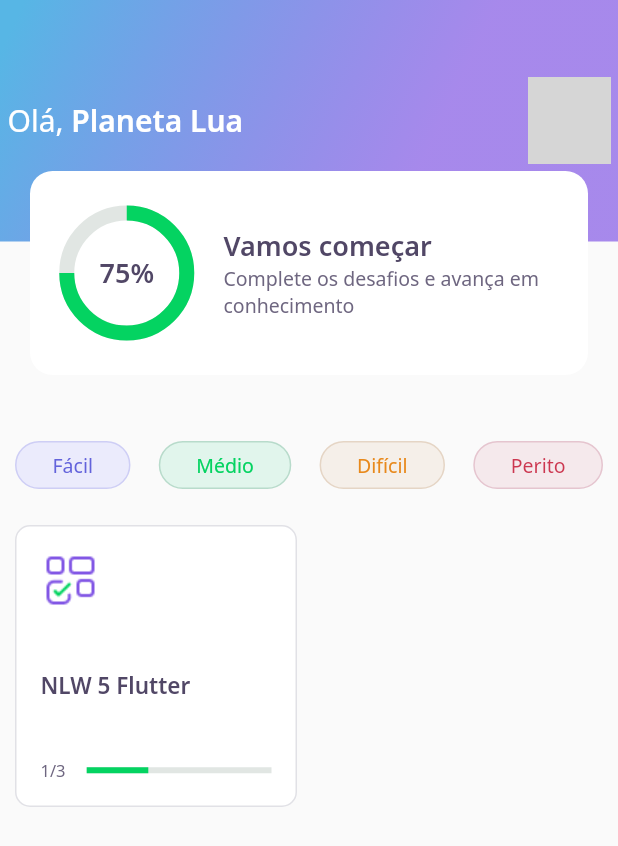
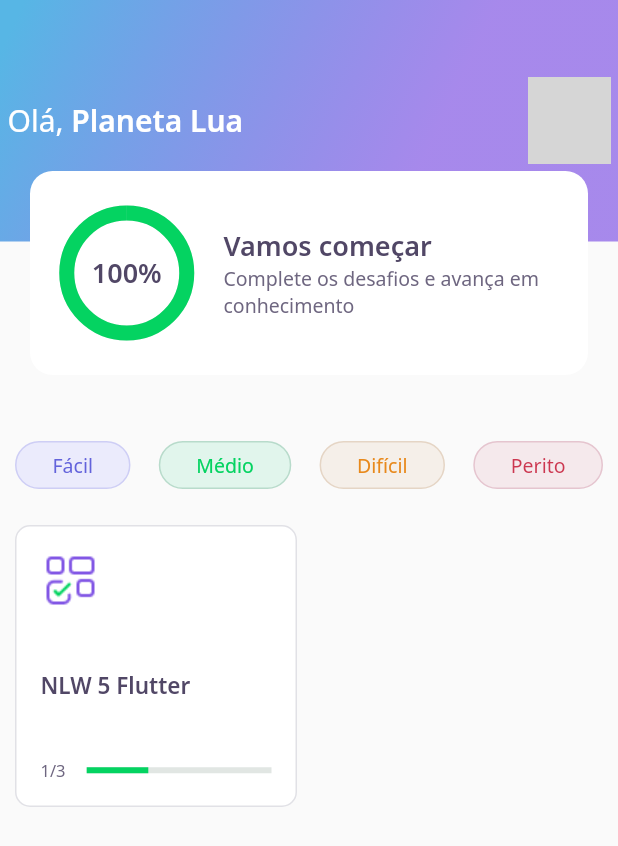
Before and after one commit to CakonChan/rocketnlw, a Flutter app: the screen it shows after launch, on a phone screen of 412 x 824 dp. Shown: the top 846 px of the screen. Run offline on Flutter 3.47's test engine with Material 2 defaults, Android fonts, the phone set to English and light mode, and no system bars; our stand-ins replace google_fonts, share_plus; accounts and stored records are empty; network calls fail; grey boxes are pictures that could not be loaded.

Commit message:
novas linhas para inserir animação

```diff
--- a/assets/database/user.json
+++ b/assets/database/user.json
@@ -1,5 +1,5 @@
 {
   "name": "Planeta Lua",
-  "score": 75,
+  "score": 100,
   "photoUrl": "https://www.noao.edu/image_gallery/images/d3/FullMoonx.jpg"
 }
--- a/lib/home/widgets/appbar/app_bar_widget.dart
+++ b/lib/home/widgets/appbar/app_bar_widget.dart
@@ -60,7 +60,9 @@ class AppBarWidget extends PreferredSize {
                     ],
                   ),
                 ),
-                Align(alignment: Alignment(0.0, 1.0), child: ScoreCardWidget()),
+                Align(alignment: Alignment(0.0, 1.0), child: ScoreCardWidget(
+                  percent: user.score/100,
+                )),
               ],
             ),
           ),
--- a/lib/home/widgets/chart/chart_widget.dart
+++ b/lib/home/widgets/chart/chart_widget.dart
@@ -2,15 +2,41 @@ import 'package:flutter/material.dart';
 import 'package:rocketnlw/core/app_colors.dart';
 import 'package:rocketnlw/core/app_text_styles.dart';
 
-class ChartWidget extends StatelessWidget {
-  const ChartWidget({Key? key}) : super(key: key);
+class ChartWidget extends StatefulWidget {
+  final double percent;
+
+  const ChartWidget({Key? key, required this.percent}) : super(key: key);
+
+  @override
+  _ChartWidgetState createState() => _ChartWidgetState();
+}
+
+class _ChartWidgetState extends State<ChartWidget>
+    with SingleTickerProviderStateMixin {
+  late AnimationController _controller;
+  late Animation<double> _animation;
+
+  void _initAnimation() {
+    _controller =
+        AnimationController(vsync: this, duration: Duration(seconds: 3));
+    _animation = Tween(begin: 0.0, end: widget.percent).animate(_controller);
+    _controller.forward();
+  }
+
+  @override
+  void initState() {
+    _initAnimation();
+    super.initState();
+  }
 
   @override
   Widget build(BuildContext context) {
     return Container(
       height: 80,
       width: 80,
-      child: Stack(
+      child: AnimatedBuilder(
+        animation: _animation,
+        builder: (context, _) => Stack(
           children: [
             Center(
               child: Container(
@@ -18,7 +44,7 @@ class ChartWidget extends StatelessWidget {
                 height: 80,
                 child: CircularProgressIndicator(
                   strokeWidth: 10,
-                value: .75,
+                  value: _animation.value,
                   backgroundColor: AppColors.chartSecondary,
                   valueColor:
                       AlwaysStoppedAnimation<Color>(AppColors.chartPrimary),
@@ -27,12 +53,13 @@ class ChartWidget extends StatelessWidget {
             ),
             Center(
               child: Text(
-              '75%',
+                '${(_animation.value * 100).toInt()}%',
                 style: AppTextStyles.heading,
               ),
             ),
           ],
         ),
+      ),
     );
   }
 }
--- a/lib/home/widgets/score_card/score_card_widget.dart
+++ b/lib/home/widgets/score_card/score_card_widget.dart
@@ -4,7 +4,8 @@ import 'package:rocketnlw/core/app_text_styles.dart';
 import 'package:rocketnlw/home/widgets/chart/chart_widget.dart';
 
 class ScoreCardWidget extends StatelessWidget {
-  const ScoreCardWidget({Key? key}) : super(key: key);
+  final double percent;
+  const ScoreCardWidget({Key? key, required this.percent}) : super(key: key);
 
   @override
   Widget build(BuildContext context) {
@@ -26,7 +27,9 @@ class ScoreCardWidget extends StatelessWidget {
             children: [
               Expanded(
                 flex: 1,
-                child: ChartWidget(),
+                child: ChartWidget(
+                  percent: percent,
+                ),
               ),
               Expanded(
                 flex: 3,
```
Lines whose indentation alone changed are shown as unchanged.
